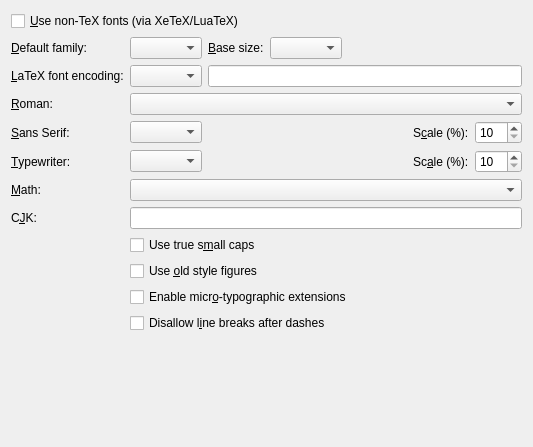
Qt form src/frontends/qt4/ui/FontUi.ui (cburschka/lyx) before a commit.
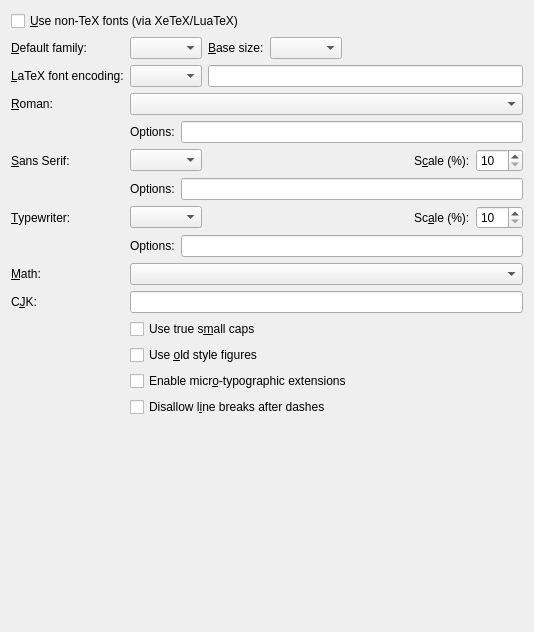
The same form after that commit.

Commit message:
Implement support for font options
This revives a patch by Uwe and extends it. Additional options to font
packages/fontspec can now be entered in Document Settings.
This is principally also true for TeX fonts, if the new TeXFont tag
MoreOptions is set. For the time being, I have only done this for
MinionPro, as a model and prove of concept.

Note that adding more TeXFonts requires a file format change,
respectively, and changes to tex2lyx (in the same way as I've done for
MinionPro).

This addresses #8226

```diff
--- a/src/frontends/qt4/ui/FontUi.ui
+++ b/src/frontends/qt4/ui/FontUi.ui
@@ -6,15 +6,15 @@
    <rect>
     <x>0</x>
     <y>0</y>
-    <width>533</width>
-    <height>447</height>
+    <width>534</width>
+    <height>632</height>
    </rect>
   </property>
   <property name="windowTitle">
    <string>FontUi</string>
   </property>
-  <layout class="QGridLayout" name="gridLayout">
-   <item row="0" column="0" colspan="2">
+  <layout class="QGridLayout" name="gridLayout_2">
+   <item row="0" column="0">
     <widget class="QCheckBox" name="osFontsCB">
      <property name="toolTip">
       <string>Use OpenType and TrueType fonts with the fontspec package (requires XeTeX or LuaTeX)</string>
@@ -24,7 +24,9 @@
      </property>
     </widget>
    </item>
-   <item row="1" column="0">
+   <item row="1" column="0" colspan="2">
+    <layout class="QGridLayout" name="gridLayout">
+     <item row="0" column="0">
     <widget class="QLabel" name="fontsDefaultLA">
      <property name="text">
       <string>&amp;Default family:</string>
@@ -34,7 +36,7 @@
      </property>
     </widget>
    </item>
-   <item row="1" column="1">
+     <item row="0" column="1">
     <layout class="QHBoxLayout" name="horizontalLayout">
      <item>
       <widget class="QComboBox" name="fontsDefaultCO">
@@ -75,7 +77,7 @@
      </item>
     </layout>
    </item>
-   <item row="2" column="0">
+     <item row="1" column="0">
     <widget class="QLabel" name="fontencLA">
      <property name="text">
       <string>&amp;LaTeX font encoding:</string>
@@ -85,7 +87,7 @@
      </property>
     </widget>
    </item>
-   <item row="2" column="1">
+     <item row="1" column="1">
     <layout class="QHBoxLayout" name="horizontalLayout_2">
      <item>
       <widget class="QComboBox" name="fontencCO"/>
@@ -99,7 +101,7 @@
      </item>
     </layout>
    </item>
-   <item row="3" column="0">
+     <item row="2" column="0">
     <widget class="QLabel" name="fontsRomanLA">
      <property name="text">
       <string>&amp;Roman:</string>
@@ -109,13 +111,34 @@
      </property>
     </widget>
    </item>
-   <item row="3" column="1">
+     <item row="2" column="1">
     <widget class="QComboBox" name="fontsRomanCO">
      <property name="toolTip">
       <string>Select the roman (serif) typeface</string>
      </property>
     </widget>
    </item>
+     <item row="3" column="1">
+      <layout class="QHBoxLayout" name="horizontalLayout_5">
+       <item>
+        <widget class="QLabel" name="fontspecRomanLA">
+         <property name="text">
+          <string>Options:</string>
+         </property>
+         <property name="buddy">
+          <cstring>fontspecRomanLE</cstring>
+         </property>
+        </widget>
+       </item>
+       <item>
+        <widget class="QLineEdit" name="fontspecRomanLE">
+         <property name="toolTip">
+          <string>Here you can insert additional options (as provided by the font package)</string>
+         </property>
+        </widget>
+       </item>
+      </layout>
+     </item>
    <item row="4" column="0">
     <widget class="QLabel" name="fontsSansLA">
      <property name="text">
@@ -127,7 +150,7 @@
     </widget>
    </item>
    <item row="4" column="1">
-    <layout class="QHBoxLayout" name="horizontalLayout_3">
+      <layout class="QHBoxLayout" name="horizontalLayout_6">
      <item>
       <widget class="QComboBox" name="fontsSansCO">
        <property name="toolTip">
@@ -173,7 +196,28 @@
      </item>
     </layout>
    </item>
-   <item row="5" column="0">
+     <item row="5" column="1">
+      <layout class="QHBoxLayout" name="horizontalLayout_3">
+       <item>
+        <widget class="QLabel" name="fontspecSansLA">
+         <property name="text">
+          <string>Options:</string>
+         </property>
+         <property name="buddy">
+          <cstring>fontspecSansLE</cstring>
+         </property>
+        </widget>
+       </item>
+       <item>
+        <widget class="QLineEdit" name="fontspecSansLE">
+         <property name="toolTip">
+          <string>Here you can insert additional options (as provided by the font package)</string>
+         </property>
+        </widget>
+       </item>
+      </layout>
+     </item>
+     <item row="6" column="0">
     <widget class="QLabel" name="fontsTypewriterLA">
      <property name="text">
       <string>&amp;Typewriter:</string>
@@ -183,8 +227,8 @@
      </property>
     </widget>
    </item>
-   <item row="5" column="1">
-    <layout class="QHBoxLayout" name="horizontalLayout_4">
+     <item row="6" column="1">
+      <layout class="QHBoxLayout" name="horizontalLayout_7">
      <item>
       <widget class="QComboBox" name="fontsTypewriterCO">
        <property name="toolTip">
@@ -230,7 +274,28 @@
      </item>
     </layout>
    </item>
-   <item row="6" column="0">
+     <item row="7" column="1">
+      <layout class="QHBoxLayout" name="horizontalLayout_4">
+       <item>
+        <widget class="QLabel" name="fontspecTypewriterLA">
+         <property name="text">
+          <string>Options:</string>
+         </property>
+         <property name="buddy">
+          <cstring>fontspecTypewriterLE</cstring>
+         </property>
+        </widget>
+       </item>
+       <item>
+        <widget class="QLineEdit" name="fontspecTypewriterLE">
+         <property name="toolTip">
+          <string>Here you can insert additional options (as provided by the font package)</string>
+         </property>
+        </widget>
+       </item>
+      </layout>
+     </item>
+     <item row="8" column="0">
     <widget class="QLabel" name="fontsMathLA">
      <property name="text">
       <string>&amp;Math:</string>
@@ -240,14 +305,14 @@
      </property>
     </widget>
    </item>
-   <item row="6" column="1">
+     <item row="8" column="1">
     <widget class="QComboBox" name="fontsMathCO">
      <property name="toolTip">
       <string>Select the math typeface</string>
      </property>
     </widget>
    </item>
-   <item row="7" column="0">
+     <item row="9" column="0">
     <widget class="QLabel" name="cjkFontLA">
      <property name="text">
       <string>C&amp;JK:</string>
@@ -257,14 +322,14 @@
      </property>
     </widget>
    </item>
-   <item row="7" column="1">
+     <item row="9" column="1">
     <widget class="QLineEdit" name="cjkFontLE">
      <property name="toolTip">
       <string>Input the font to be used for Chinese, Japanese or Korean (CJK) script</string>
      </property>
     </widget>
    </item>
-   <item row="8" column="1">
+     <item row="10" column="1">
     <widget class="QCheckBox" name="fontScCB">
      <property name="toolTip">
       <string>Use a real small caps shape, if the font provides one</string>
@@ -274,7 +339,7 @@
      </property>
     </widget>
    </item>
-   <item row="9" column="1">
+     <item row="11" column="1">
     <widget class="QCheckBox" name="fontOsfCB">
      <property name="toolTip">
       <string>Use old style instead of lining figures</string>
@@ -284,7 +349,7 @@
      </property>
     </widget>
    </item>
-   <item row="10" column="1">
+     <item row="12" column="1">
     <widget class="QCheckBox" name="microtypeCB">
      <property name="toolTip">
       <string>Activate extensions such as character protrusion and font expansion via the microtype package</string>
@@ -294,7 +359,7 @@
      </property>
     </widget>
    </item>
-   <item row="11" column="1">
+     <item row="13" column="1">
     <widget class="QCheckBox" name="dashesCB">
      <property name="toolTip">
       <string>By default, a line break can occur after en- and em-dashes. Checking this box prevents that.</string>
@@ -304,7 +369,9 @@
      </property>
     </widget>
    </item>
-   <item row="12" column="1">
+    </layout>
+   </item>
+   <item row="2" column="1">
     <spacer name="verticalSpacer">
      <property name="orientation">
       <enum>Qt::Vertical</enum>
```
Lines whose indentation alone changed are shown as unchanged. The commit also changes 13 other files.
